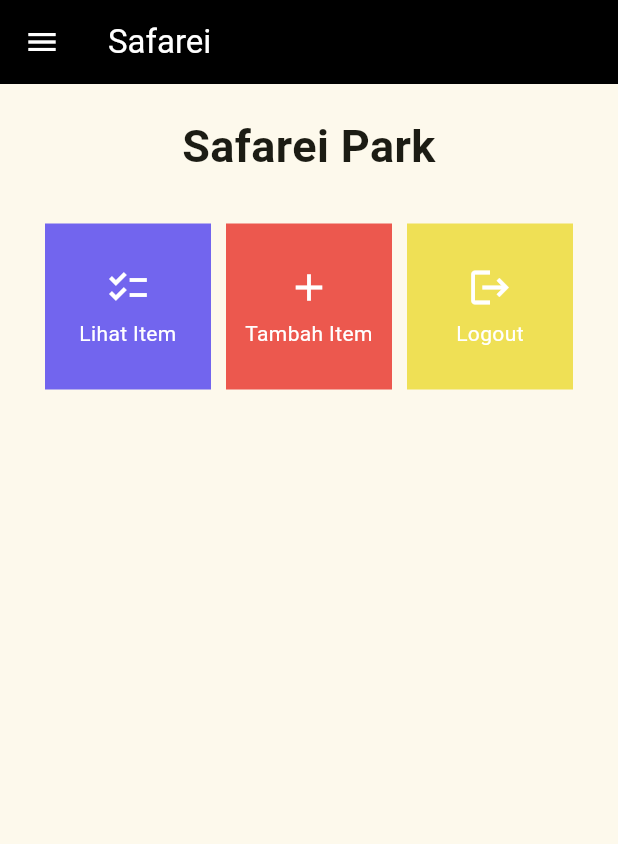
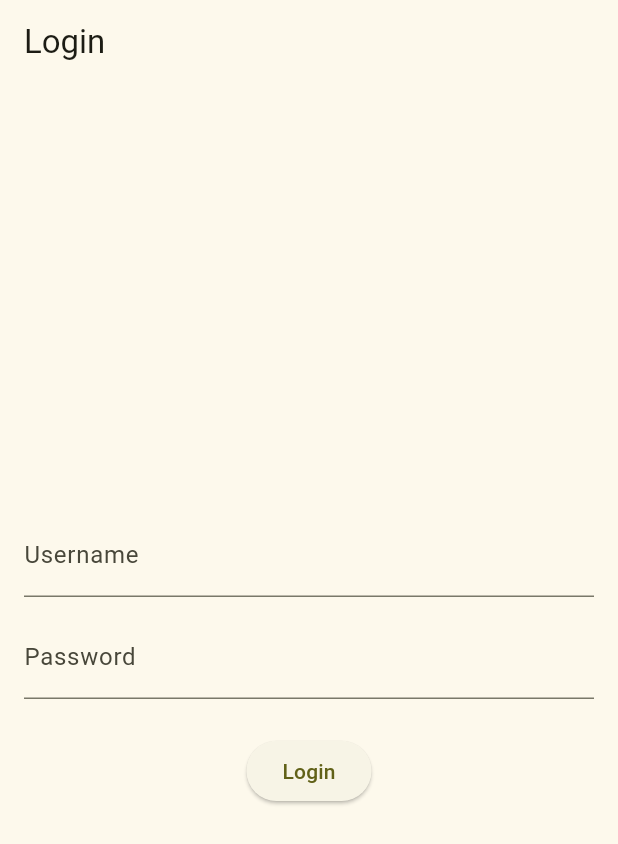
Before and after one commit to reikathr/safarei-mobile, a Flutter app: the screen it shows after launch, on a phone screen of 412 x 824 dp. Shown: the top 844 px of the screen. Run offline on Flutter 3.47's test engine with Material 2 defaults, Android fonts, the phone set to English and light mode, and no system bars; missing offline and left inert: pbp_django_auth.

Commit message:
finished tugas 9

```diff
--- a/lib/main.dart
+++ b/lib/main.dart
@@ -1,4 +1,7 @@
 import 'package:flutter/material.dart';
+import 'package:pbp_django_auth/pbp_django_auth.dart';
+import 'package:provider/provider.dart';
+import 'package:safarei_mobile/screens/login.dart';
 import 'package:safarei_mobile/screens/menu.dart';
 
 void main() {
@@ -6,33 +9,23 @@
 }
 
 class MyApp extends StatelessWidget {
-  const MyApp({super.key});
+    const MyApp({Key? key}) : super(key: key);
 
-  // This widget is the root of your application.
     @override
     Widget build(BuildContext context) {
-    return MaterialApp(
-      title: 'Flutter Demo',
+    return Provider(
+            create: (_) {
+                CookieRequest request = CookieRequest();
+                return request;
+            },
+            child: MaterialApp(
+                title: 'Flutter App',
                 theme: ThemeData(
-        // This is the theme of your application.
-        //
-        // TRY THIS: Try running your application with "flutter run". You'll see
-        // the application has a blue toolbar. Then, without quitting the app,
-        // try changing the seedColor in the colorScheme below to Colors.green
-        // and then invoke "hot reload" (save your changes or press the "hot
-        // reload" button in a Flutter-supported IDE, or press "r" if you used
-        // the command line to start the app).
-        //
-        // Notice that the counter didn't reset back to zero; the application
-        // state is not lost during the reload. To reset the state, use hot
-        // restart instead.
-        //
-        // This works for code too, not just values: Most code changes can be
-        // tested with just a hot reload.
                     colorScheme: ColorScheme.fromSeed(seedColor: Colors.yellowAccent),
                     useMaterial3: true,
                 ),
-      home: MyHomePage(),
+                home: const LoginPage(),
+            ),
         );
   }
 }
--- /dev/null
+++ b/lib/screens/login.dart
@@ -0,0 +1,110 @@
+import 'package:safarei_mobile/screens/menu.dart';
+import 'package:flutter/material.dart';
+import 'package:pbp_django_auth/pbp_django_auth.dart';
+import 'package:provider/provider.dart';
+
+void main() {
+    runApp(const LoginApp());
+}
+
+class LoginApp extends StatelessWidget {
+const LoginApp({super.key});
+
+@override
+Widget build(BuildContext context) {
+    return MaterialApp(
+        title: 'Login',
+        theme: ThemeData(
+            primarySwatch: Colors.yellow,
+    ),
+    home: const LoginPage(),
+    );
+    }
+}
+
+class LoginPage extends StatefulWidget {
+    const LoginPage({super.key});
+
+    @override
+    _LoginPageState createState() => _LoginPageState();
+}
+
+class _LoginPageState extends State<LoginPage> {
+    final TextEditingController _usernameController = TextEditingController();
+    final TextEditingController _passwordController = TextEditingController();
+
+    @override
+    Widget build(BuildContext context) {
+        final request = context.watch<CookieRequest>();
+        return Scaffold(
+            appBar: AppBar(
+                title: const Text('Login'),
+            ),
+            body: Container(
+                padding: const EdgeInsets.all(16.0),
+                child: Column(
+                    mainAxisAlignment: MainAxisAlignment.center,
+                    children: [
+                        TextField(
+                            controller: _usernameController,
+                            decoration: const InputDecoration(
+                                labelText: 'Username',
+                            ),
+                        ),
+                        const SizedBox(height: 12.0),
+                        TextField(
+                            controller: _passwordController,
+                            decoration: const InputDecoration(
+                                labelText: 'Password',
+                            ),
+                            obscureText: true,
+                        ),
+                        const SizedBox(height: 24.0),
+                        ElevatedButton(
+                            onPressed: () async {
+                                String username = _usernameController.text;
+                                String password = _passwordController.text;
+
+                                final response = await request.login("https://athira-reika-tugas.pbp.cs.ui.ac.id/auth/login/", {
+                                'username': username,
+                                'password': password,
+                                });
+
+                                if (request.loggedIn) {
+                                    String message = response['message'];
+                                    String uname = response['username'];
+                                    Navigator.pushReplacement(
+                                        context,
+                                        MaterialPageRoute(builder: (context) => MyHomePage()),
+                                    );
+                                    ScaffoldMessenger.of(context)
+                                        ..hideCurrentSnackBar()
+                                        ..showSnackBar(
+                                            SnackBar(content: Text("$message Selamat datang, $uname.")));
+                                    } else {
+                                    showDialog(
+                                        context: context,
+                                        builder: (context) => AlertDialog(
+                                            title: const Text('Login Gagal'),
+                                            content:
+                                                Text(response['message']),
+                                            actions: [
+                                                TextButton(
+                                                    child: const Text('OK'),
+                                                    onPressed: () {
+                                                        Navigator.pop(context);
+                                                    },
+                                                ),
+                                            ],
+                                        ),
+                                    );
+                                }
+                            },
+                            child: const Text('Login'),
+                        ),
+                    ],
+                ),
+            ),
+        );
+    }
+}
--- a/lib/screens/safarei_animalpage.dart
+++ b/lib/screens/safarei_animalpage.dart
@@ -48,9 +48,9 @@
                 mainAxisSpacing: 10,
                 crossAxisCount: 3,
                 shrinkWrap: true,
-                children: animals.map((Animal animal) {
+                children: animals.map((Animalz animal) {
                   // Iterasi untuk setiap item
-                  return AnimalCard(animal);
+                  return AnimalzCard(animal);
                 }).toList(),
               ),
             ],
--- a/pubspec.yaml
+++ b/pubspec.yaml
@@ -35,6 +35,9 @@
   # The following adds the Cupertino Icons font to your application.
   # Use with the CupertinoIcons class for iOS style icons.
   cupertino_icons: ^1.0.2
+  provider: ^6.1.1
+  pbp_django_auth: ^0.4.0
+  http: ^1.1.0
 
 dev_dependencies:
   flutter_test:
```
Also changed, not shown: lib/models/animals.dart (added, +69 -0 lines), lib/screens/animal_details.dart (added, +56 -0 lines), lib/screens/animal_list.dart (added, +103 -0 lines), lib/screens/safarei_form.dart (+38 -37 lines), lib/widgets/animal_card.dart (+5 -5 lines), lib/widgets/left_drawer.dart (+13 -1 lines), lib/widgets/safarei_card.dart (+26 -2 lines), pubspec.lock, 3 other files. Lines whose indentation alone changed are shown as unchanged.
